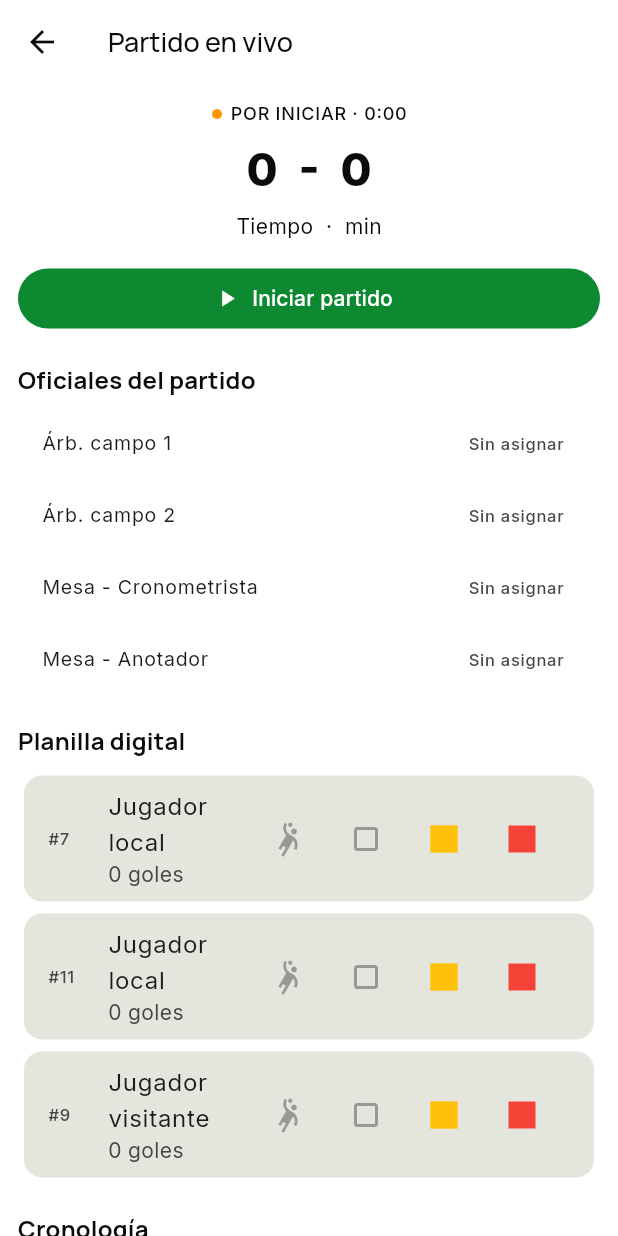
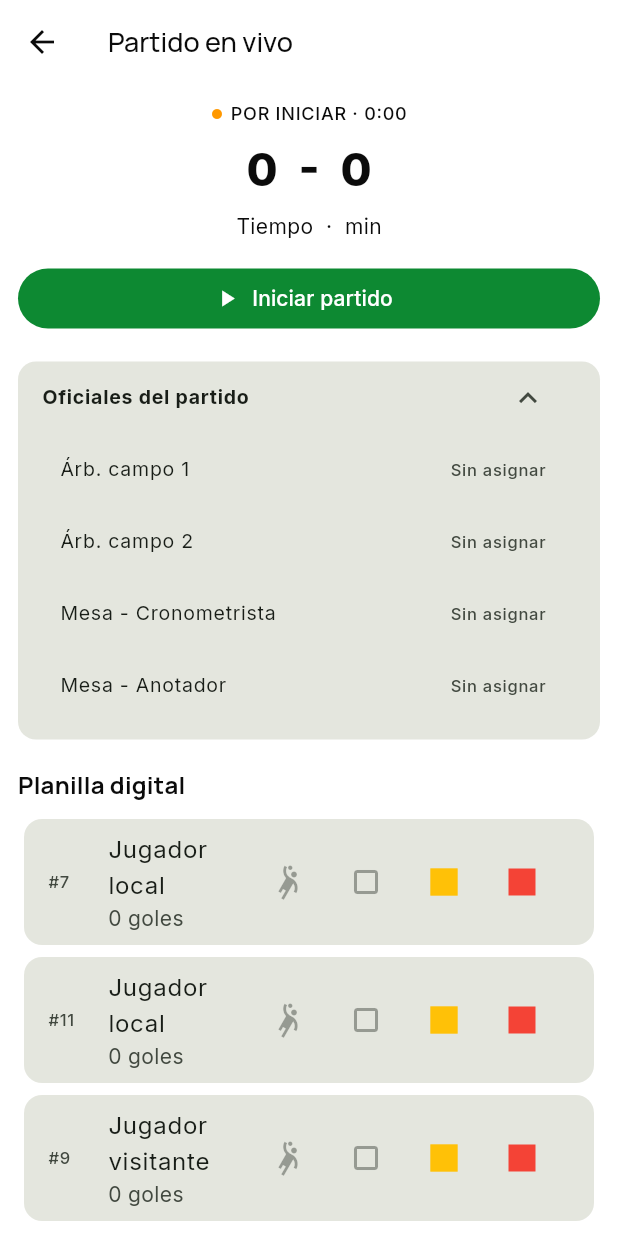
Before and after one commit to tatiana1104/handplay_demo, a Flutter app: the LiveMatchScreen screen opened directly with empty values, on a phone screen of 412 x 824 dp. Run offline on Flutter 3.47's test engine with Material 3 defaults, Android fonts, the phone set to English and light mode, and no system bars; our stand-ins replace cloud_firestore, dartz, equatable, firebase_auth, firebase_core, firebase_messaging and 5 more; accounts and stored records are empty.

Commit message:
Add collapsible match officials section

```diff
--- a/lib/features/matches/presentation/screens/live_match_screen.dart
+++ b/lib/features/matches/presentation/screens/live_match_screen.dart
@@ -17,6 +17,7 @@ class LiveMatchScreen extends StatefulWidget {
 class _LiveMatchScreenState extends State<LiveMatchScreen> {
   late final Map<String, dynamic> _match = Map<String, dynamic>.from(widget.match);
   final Map<String, String> _officialNames = {};
+  bool _showOfficials = true;
 
   @override
   void initState() {
@@ -87,12 +88,29 @@ class _LiveMatchScreenState extends State<LiveMatchScreen> {
           FilledButton.icon(onPressed: _startMatch, icon: const Icon(Icons.play_arrow), label: const Text('Iniciar partido')),
         ],
         const SizedBox(height: 18),
-        _section('Oficiales del partido', [
-          _official('Árb. campo 1', _officialDisplayName('refereeOne')),
-          _official('Árb. campo 2', _officialDisplayName('refereeTwo')),
-          _official('Mesa - Cronometrista', _officialDisplayName('timekeeper')),
-          _official('Mesa - Anotador', _officialDisplayName('scorer')),
-        ]),
+        Card(
+          margin: EdgeInsets.zero,
+          child: Column(children: [
+            ListTile(
+              dense: true,
+              title: const Text('Oficiales del partido', style: TextStyle(fontWeight: FontWeight.w700)),
+              trailing: IconButton(
+                tooltip: _showOfficials ? 'Ocultar oficiales' : 'Mostrar oficiales',
+                icon: Icon(_showOfficials ? Icons.keyboard_arrow_up : Icons.keyboard_arrow_down),
+                onPressed: () => setState(() => _showOfficials = !_showOfficials),
+              ),
+            ),
+            if (_showOfficials) Padding(
+              padding: const EdgeInsets.fromLTRB(12, 0, 12, 12),
+              child: Column(children: [
+                _official('Árb. campo 1', _officialDisplayName('refereeOne')),
+                _official('Árb. campo 2', _officialDisplayName('refereeTwo')),
+                _official('Mesa - Cronometrista', _officialDisplayName('timekeeper')),
+                _official('Mesa - Anotador', _officialDisplayName('scorer')),
+              ]),
+            ),
+          ]),
+        ),
         const SizedBox(height: 18),
         _section('Planilla digital', [
           _playerRow('#7', 'Jugador local', 0),
```
